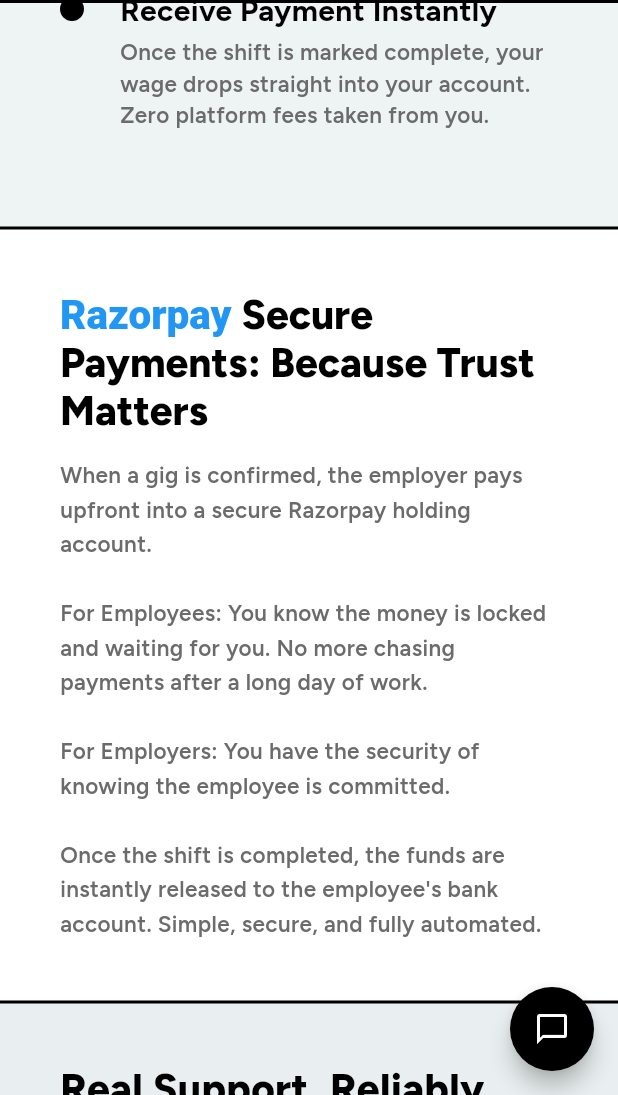
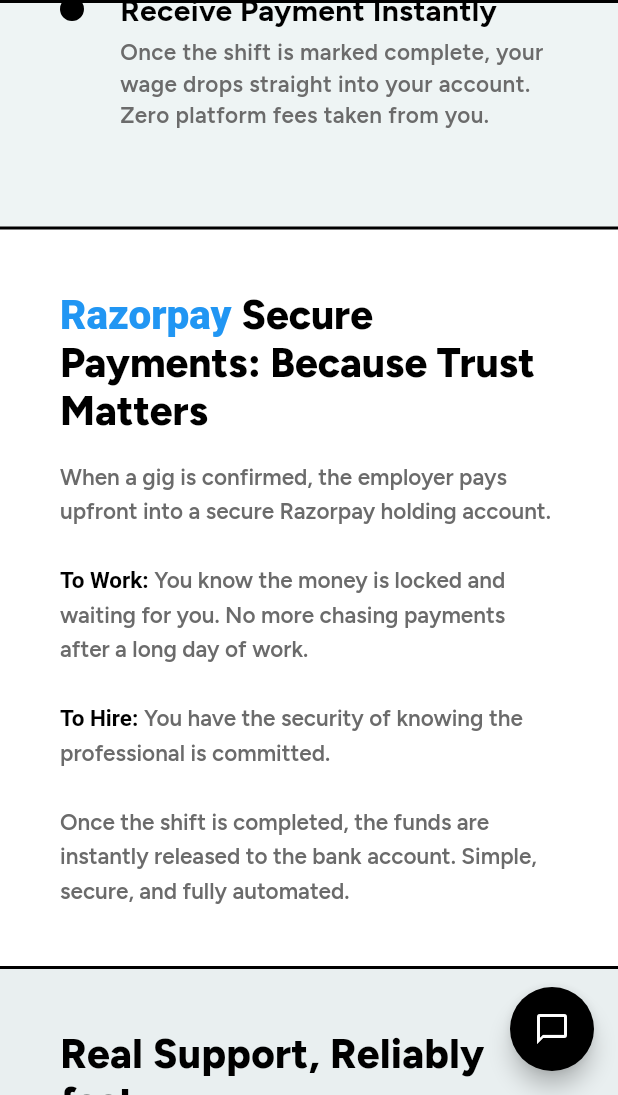
Before and after one commit to ChintalaNavaneeth/shiftley, a Flutter app: the screen it shows after launch, scrolled down 1152 dp, on a phone screen of 412 x 824 dp, the part 141-1236 px from its top. Run offline on Flutter 3.47's test engine with Material 3 defaults, Android fonts, the phone set to English and light mode, and no system bars; our stand-ins replace flutter_riverpod, go_router, pinput.

Commit message:
finished landing page

```diff
--- a/frontend/lib/features/auth/presentation/auth_screen.dart
+++ b/frontend/lib/features/auth/presentation/auth_screen.dart
@@ -107,7 +107,7 @@
                               children: [
                                 Expanded(
                                   child: SButton(
-                                    text: 'Employee',
+                                    text: 'Work',
                                     type: _isWorker ? SButtonType.primary : SButtonType.secondary,
                                     onPressed: () => setState(() => _isWorker = true),
                                   ),
--- a/frontend/lib/features/auth/presentation/landing_screen.dart
+++ b/frontend/lib/features/auth/presentation/landing_screen.dart
@@ -96,14 +96,14 @@
                                 children: [
                                   Expanded(
                                     child: _ToggleButton(
-                                      label: 'For Employees',
+                                      label: 'To Work',
                                       isActive: _isWorkerFlow,
                                       onTap: () => setState(() => _isWorkerFlow = true),
                                     ),
                                   ),
                                   Expanded(
                                     child: _ToggleButton(
-                                      label: 'For Employers',
+                                      label: 'To Hire',
                                       isActive: !_isWorkerFlow,
                                       onTap: () => setState(() => _isWorkerFlow = false),
                                     ),
@@ -175,9 +175,23 @@
 
                           const SizedBox(height: ShiftleyTokens.spaceM),
 
-                          Text(
-                            'When a gig is confirmed, the employer pays upfront into a secure Razorpay holding account. \n\nFor Employees: You know the money is locked and waiting for you. No more chasing payments after a long day of work.\n\nFor Employers: You have the security of knowing the employee is committed. \n\nOnce the shift is completed, the funds are instantly released to the employee\'s bank account. Simple, secure, and fully automated.',
-                            style: ShiftleyTokens.bodyLarge.copyWith(height: 1.5, color: ShiftleyTokens.mutedText),
+                          RichText(
+                            text: TextSpan(
+                              style: ShiftleyTokens.bodyLarge.copyWith(height: 1.5, color: ShiftleyTokens.mutedText, fontFamily: 'Figtree'),
+                              children: [
+                                const TextSpan(text: 'When a gig is confirmed, the employer pays upfront into a secure Razorpay holding account. \n\n'),
+                                TextSpan(
+                                  text: 'To Work: ',
+                                  style: TextStyle(color: ShiftleyTokens.inkBlack, fontWeight: FontWeight.bold),
+                                ),
+                                const TextSpan(text: 'You know the money is locked and waiting for you. No more chasing payments after a long day of work.\n\n'),
+                                TextSpan(
+                                  text: 'To Hire: ',
+                                  style: TextStyle(color: ShiftleyTokens.inkBlack, fontWeight: FontWeight.bold),
+                                ),
+                                const TextSpan(text: 'You have the security of knowing the professional is committed. \n\nOnce the shift is completed, the funds are instantly released to the bank account. Simple, secure, and fully automated.'),
+                              ],
+                            ),
                           ),
                         ],
                       ),
```
